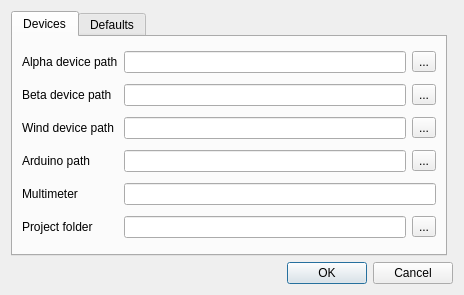
The window that preferences.ui (froque/AeroIST) describes before a commit, drawn with Qt 5.
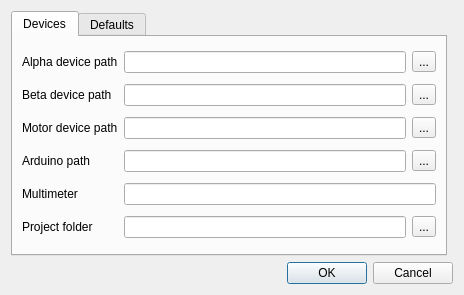
The same window after the commit.

Commit message: renamed all wind to motor.

```diff
--- a/preferences.ui
+++ b/preferences.ui
@@ -69,7 +69,7 @@
        <item row="2" column="0">
         <widget class="QLabel" name="label_3">
          <property name="text">
-          <string>Wind device path</string>
+          <string>Motor device path</string>
          </property>
         </widget>
        </item>
```
The commit also changes 23 other files.
